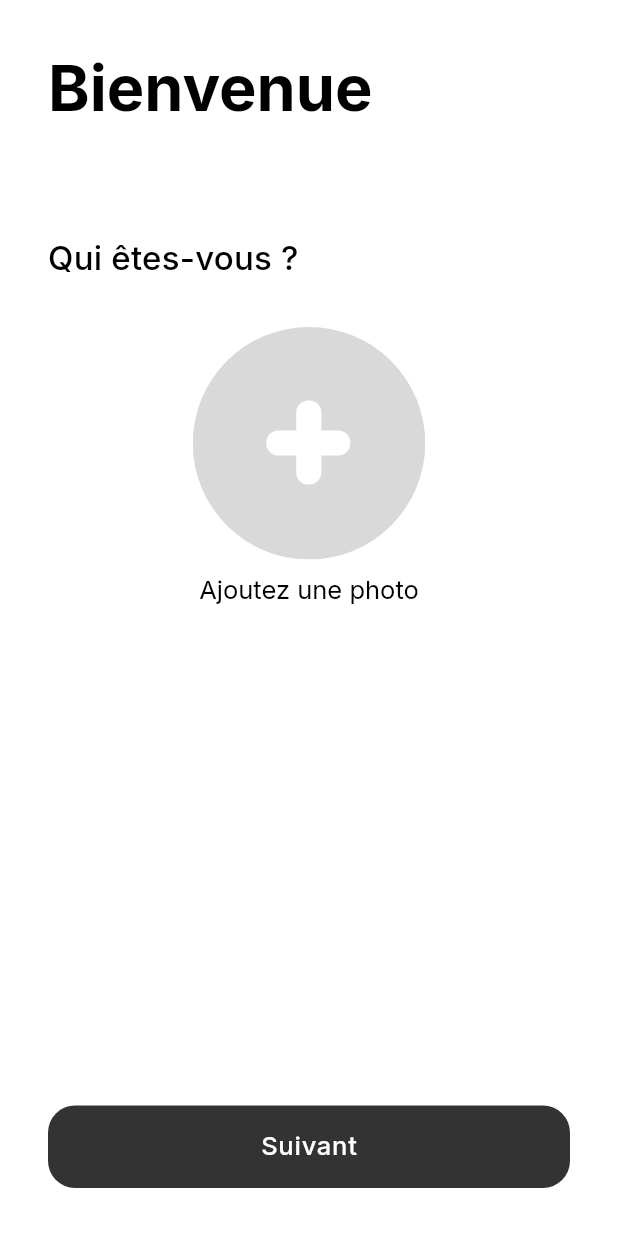
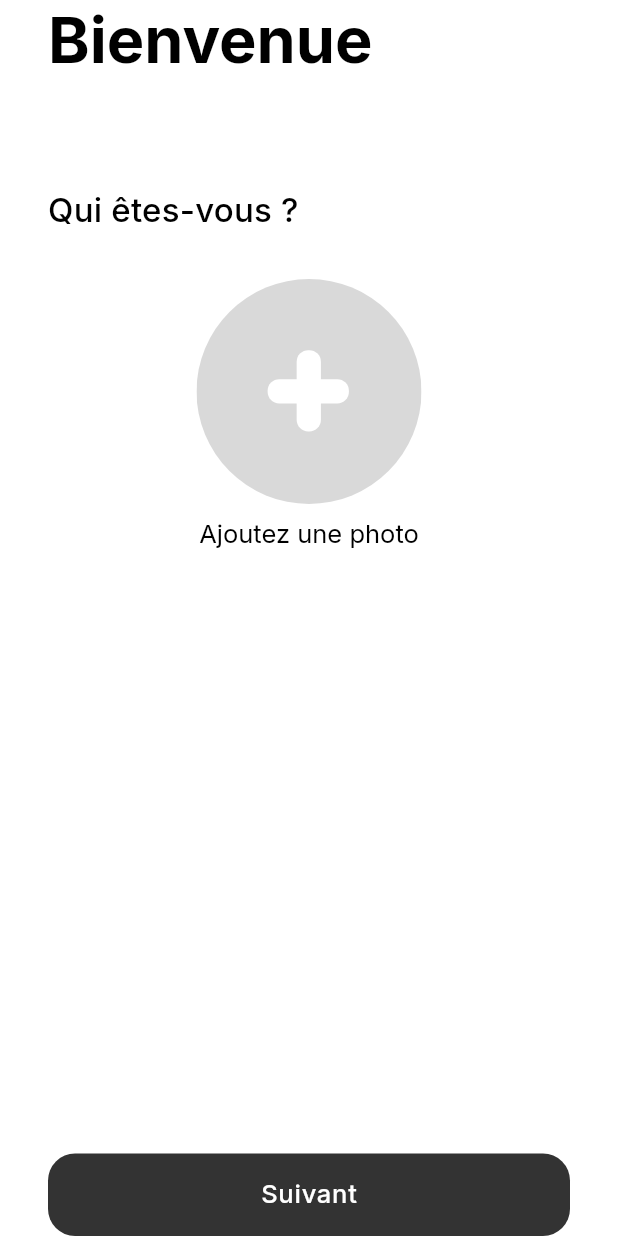
Before and after one commit to cdouchet/douchat-rs, a Flutter app: the OnboardingView screen opened by its route, swiped to page 3, on a phone screen of 412 x 824 dp. Run offline on Flutter 3.47's test engine with Material 3 defaults, Android fonts, the phone set to English and light mode, and no system bars; our stand-ins replace app_links, built_collection, built_value, cookie_jar, device_info_plus, dio and 9 more; missing offline and left inert: one_of_serializer, openapi_generator_annotations; statements that could not run were skipped.

```diff
--- a/app/lib/modules/onboarding/onboarding.dart
+++ b/app/lib/modules/onboarding/onboarding.dart
@@ -30,6 +30,7 @@ class _OnboardingViewState extends State<OnboardingView> {
   final PageController pageController = PageController(initialPage: 0);
   final TextEditingController usernameController = TextEditingController();
   bool usernameLoading = false;
+  FilePickerResult? pickerResult;
 
   OnboardingStep _getStepFromIndex(int index) {
     switch (index) {
@@ -49,7 +50,9 @@ class _OnboardingViewState extends State<OnboardingView> {
     var form = UsernameUpdateFormBuilder();
     final username = usernameController.text.trim();
     if (username.isEmpty) {
-      showCustomSnackbar(context: context, text: "Votre nom d'utilisateur ne peut pas être vide");
+      showCustomSnackbar(
+          context: context,
+          text: "Votre nom d'utilisateur ne peut pas être vide");
       return;
     }
     form.username = username;
@@ -87,10 +90,9 @@ class _OnboardingViewState extends State<OnboardingView> {
       allowCompression: false,
       allowMultiple: false,
       type: FileType.image,
+      withReadStream: true,
     );
-    if (result == null) {
-      return;
-    }
+    setState(() => pickerResult = result);
   }
 
   Widget _getContentFromStep(OnboardingStep step) {
@@ -127,7 +129,11 @@ class _OnboardingViewState extends State<OnboardingView> {
             },
             onTapLater: () => _nextStep());
       case OnboardingStep.profile:
-        return OnboardingProfile(onTapAddButton: onTapAddButton, onTap: () => _nextStep());
+        return OnboardingProfile(
+          onTapAddButton: onTapAddButton,
+          onTap: () => _nextStep(),
+          pickerResult: pickerResult,
+        );
     }
   }
 
@@ -139,24 +145,29 @@ class _OnboardingViewState extends State<OnboardingView> {
           onTap: () {
             FocusScope.of(context).unfocus();
           },
-          child: Container(
+          child: SizedBox(
             height: MediaQuery.of(context).size.height,
             width: MediaQuery.of(context).size.width,
-            padding: const EdgeInsets.all(32.0),
             child: Column(
               children: [
-                Row(
+                Padding(
+                  padding: const EdgeInsets.symmetric(horizontal: 32),
+                  child: Row(
                     children: [
                       Text("Bienvenue",
                           style: Theme.of(context).textTheme.titleLarge),
                     ],
                   ),
+                ),
                 const SizedBox(height: 70),
-                OnboardingSubtitle(
+                Padding(
+                  padding: const EdgeInsets.symmetric(horizontal: 32),
+                  child: OnboardingSubtitle(
                     step: _getStepFromIndex(
                       !pageController.hasClients
                           ? 0
                           : pageController.page!.floor(),
+                    ),
                   ),
                 ),
                 const SizedBox(height: 10),
--- a/app/lib/modules/onboarding/steps/onboarding_profile.dart
+++ b/app/lib/modules/onboarding/steps/onboarding_profile.dart
@@ -1,13 +1,20 @@
 import 'package:app/components/shared/action_button.dart';
+import 'package:app/modules/onboarding/steps/onboarding_picture.dart';
 import 'package:app/utils/douchat_icons.dart';
+import 'package:file_picker/file_picker.dart';
 import 'package:flutter/material.dart';
 import 'package:flutter_svg/svg.dart';
 
 class OnboardingProfile extends StatelessWidget {
   final VoidCallback onTapAddButton;
   final VoidCallback onTap;
-  const OnboardingProfile(
-      {super.key, required this.onTapAddButton, required this.onTap});
+  FilePickerResult? pickerResult;
+  OnboardingProfile({
+    super.key,
+    required this.onTapAddButton,
+    required this.onTap,
+    required this.pickerResult,
+  });
 
   @override
   Widget build(BuildContext context) {
@@ -17,21 +24,31 @@ class OnboardingProfile extends StatelessWidget {
         Column(
           children: [
             GestureDetector(
-                onTap: onTapAddButton,
-                child: SvgPicture.asset(DouchatIcons.instance.addButton)),
+              onTap: onTapAddButton,
+              child: SizedBox(
+                height: 150,
+                width: 150,
+                child: pickerResult == null
+                    ? SvgPicture.asset(DouchatIcons.instance.addButton)
+                    : OnboardingPicture(result: pickerResult!),
+              ),
+            ),
             const SizedBox(height: 10),
             Text(
-              "Ajoutez une photo",
+              pickerResult == null ? "Ajoutez une photo" : "",
               textAlign: TextAlign.center,
               style: Theme.of(context).textTheme.displayMedium,
             ),
           ],
         ),
         const Spacer(),
-        ActionButton(
-          text: "Suivant",
-          onTap: onTap,
-          isLoading: false,
+        Padding(
+          padding: const EdgeInsets.symmetric(horizontal: 32),
+          child: ActionButton(
+            text: "Suivant",
+            onTap: onTap,
+            isLoading: false,
+          ),
         ),
       ],
     );
```
Also changed, not shown: app/lib/modules/onboarding/steps/onboarding_notifications.dart (+15 -4 lines), app/lib/modules/onboarding/steps/onboarding_picture.dart (added, +24 -0 lines), app/lib/modules/onboarding/steps/onboarding_username.dart (+15 -7 lines), app/lib/views/start_view.dart (+11 -1 lines). Lines whose indentation alone changed are shown as unchanged.
